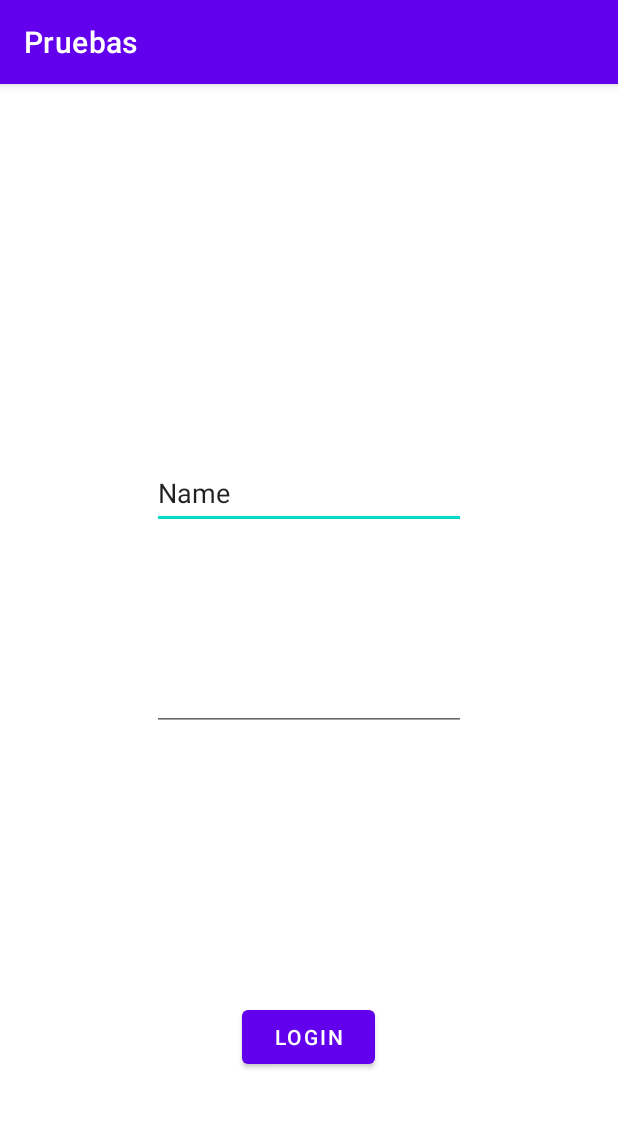
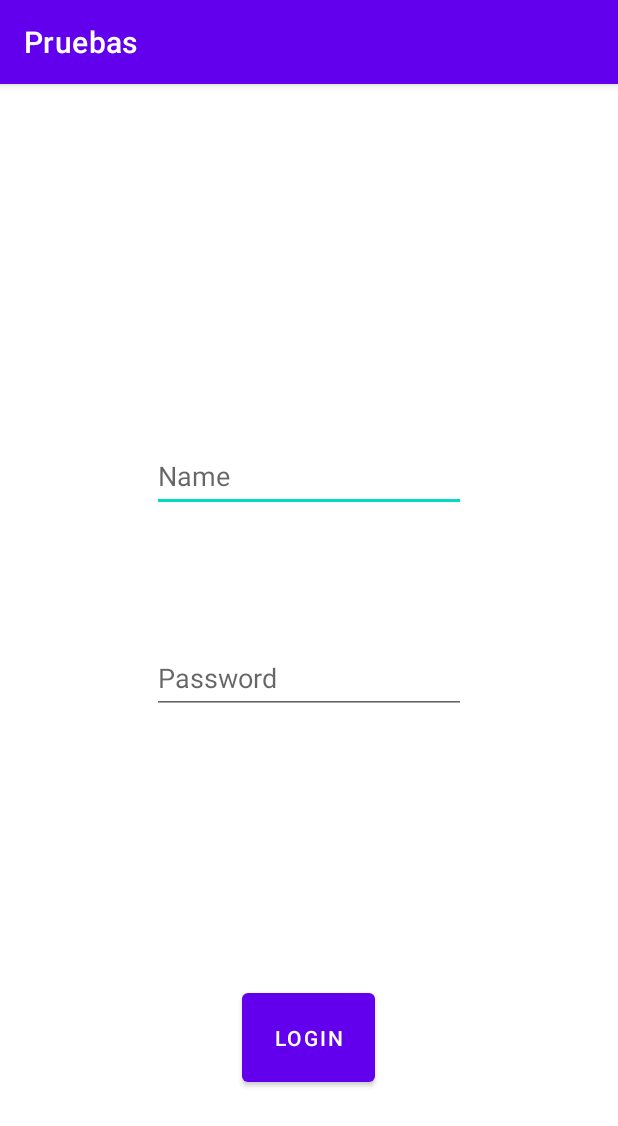
Before and after one commit to magagu77/M8-app, an Android app: the screen it shows after launch (MainActivity), on a phone screen of 412 x 824 dp. Shown: the top 1126 px of the screen. Run offline under Robolectric (Android 15) with nearby library versions, the phone set to English and light mode, and no system bars.

Commit message:
Cambiados nombres por hints en xml

```diff
--- a/app/src/main/res/layout/activity_main.xml
+++ b/app/src/main/res/layout/activity_main.xml
@@ -16,6 +16,7 @@
         android:layout_marginEnd="162dp"
         android:layout_marginBottom="157dp"
         android:text="Login"
+        android:hint="@string/name_pokemon"
         app:layout_constraintBottom_toBottomOf="parent"
         app:layout_constraintEnd_toEndOf="parent"
         app:layout_constraintStart_toStartOf="parent"
@@ -32,7 +33,7 @@
         android:ems="10"
         android:inputType="textPersonName"
         android:minHeight="48dp"
-        android:text="Name"
+        android:hint="@string/name"
         app:layout_constraintBottom_toTopOf="@+id/txtPassword"
         app:layout_constraintEnd_toEndOf="parent"
         app:layout_constraintStart_toStartOf="parent"
@@ -49,6 +50,7 @@
         android:layout_marginBottom="90dp"
         android:ems="10"
         android:inputType="textPassword"
+        android:hint="@string/password"
         android:minHeight="48dp"
         app:layout_constraintBottom_toTopOf="@+id/btnSignIn"
         app:layout_constraintEnd_toEndOf="parent"
--- a/app/src/main/res/values/strings.xml
+++ b/app/src/main/res/values/strings.xml
@@ -9,4 +9,6 @@
     <string name="list">List</string>
     <string name="settings">Settings</string>
     <string name="delete">DELETE</string>
+    <string name="name">Name</string>
+    <string name="password">Password</string>
 </resources>
```
